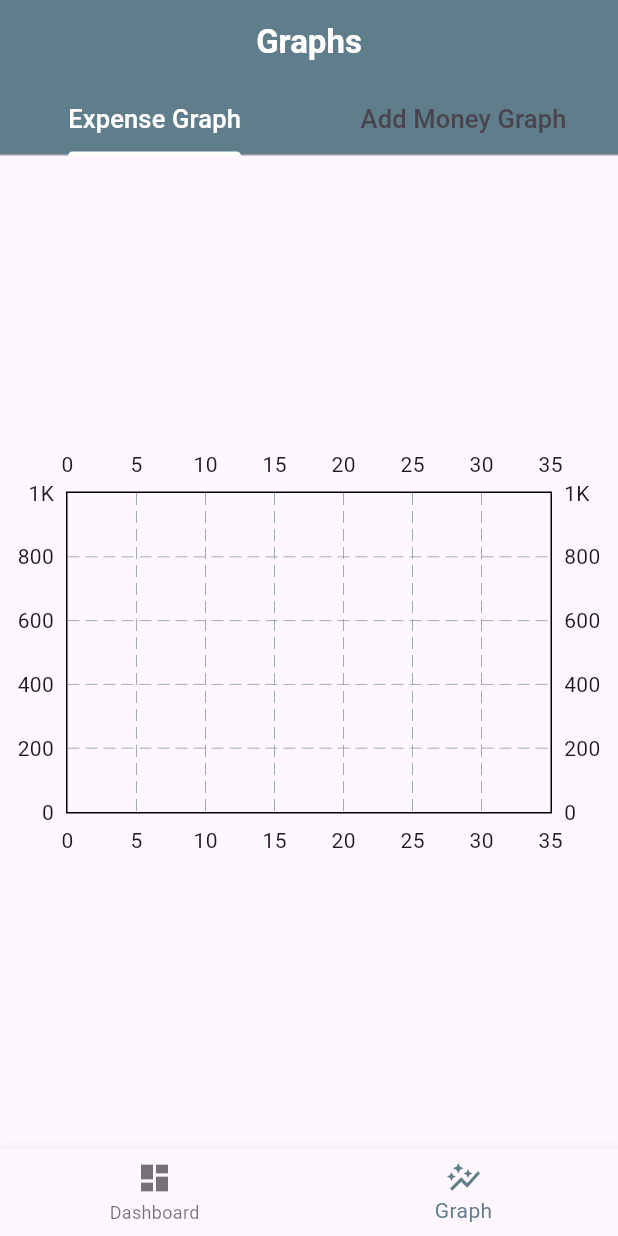
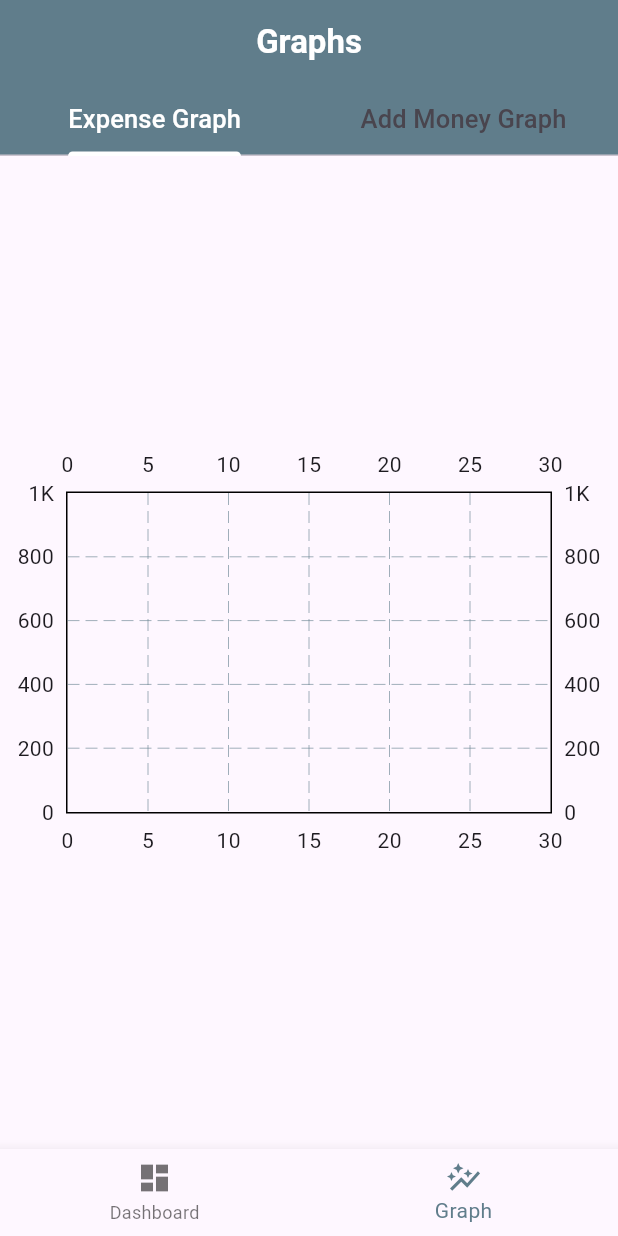
Before and after one commit to Nazib017/Money-Manager-App, a Flutter app: the screen it shows after launch, item 2 of the bottom bar chosen, on a phone screen of 412 x 824 dp. Run offline on Flutter 3.47's test engine with Material 3 defaults, Android fonts, the phone set to English and light mode, and no system bars; drawn by our look-alikes of fl_chart; our stand-ins replace get, hive, hive_flutter; missing offline and left inert: dart:ffi; accounts and stored records are empty.

Commit message:
Final now.

```diff
--- a/lib/screens/Graph.dart
+++ b/lib/screens/Graph.dart
@@ -1,11 +1,9 @@
 import 'package:flutter/material.dart';
 import 'package:fl_chart/fl_chart.dart';
 import 'package:get/get.dart';
-import 'package:hive/hive.dart';
 import 'package:money_manager/controllers/expanse_controller.dart';
+import '../controllers/amount_controller.dart';
 
-import '../controllers/amount_controller.dart';
-import '../models/amount_model.dart';
 
 
 class Graph extends StatelessWidget {
@@ -23,9 +21,9 @@ class Graph extends StatelessWidget {
 
         appBar: AppBar(
           backgroundColor: Colors.blueGrey,
-          title: Text('Graphs',style: TextStyle(color:Colors.white,fontWeight: FontWeight.bold),),
+          title: const Text('Graphs',style: TextStyle(color:Colors.white,fontWeight: FontWeight.bold),),
           centerTitle: true,
-          bottom: TabBar(
+          bottom: const TabBar(
             labelStyle:TextStyle(fontSize: 17,color: Colors.white) ,
 
             indicatorColor: Colors.white,
@@ -44,7 +42,7 @@ class Graph extends StatelessWidget {
                   child: LineChart(
                       LineChartData(
                           minX: 0,
-                          maxX: 35,
+                          maxX: 30,
                           minY: 0,
                           maxY: 1000,
                           lineBarsData: [
@@ -66,9 +64,9 @@ class Graph extends StatelessWidget {
                       LineChartData(
 
                           minX: 0,
-                          maxX: 35,
+                          maxX: 30,
                           minY: 0,
-                          maxY: 1000,
+                          maxY: 5000,
                           lineBarsData: [
                             LineChartBarData(
                                 isCurved: true,
```
Also changed, not shown: lib/screens/homescreen.dart (+39 -40 lines).
